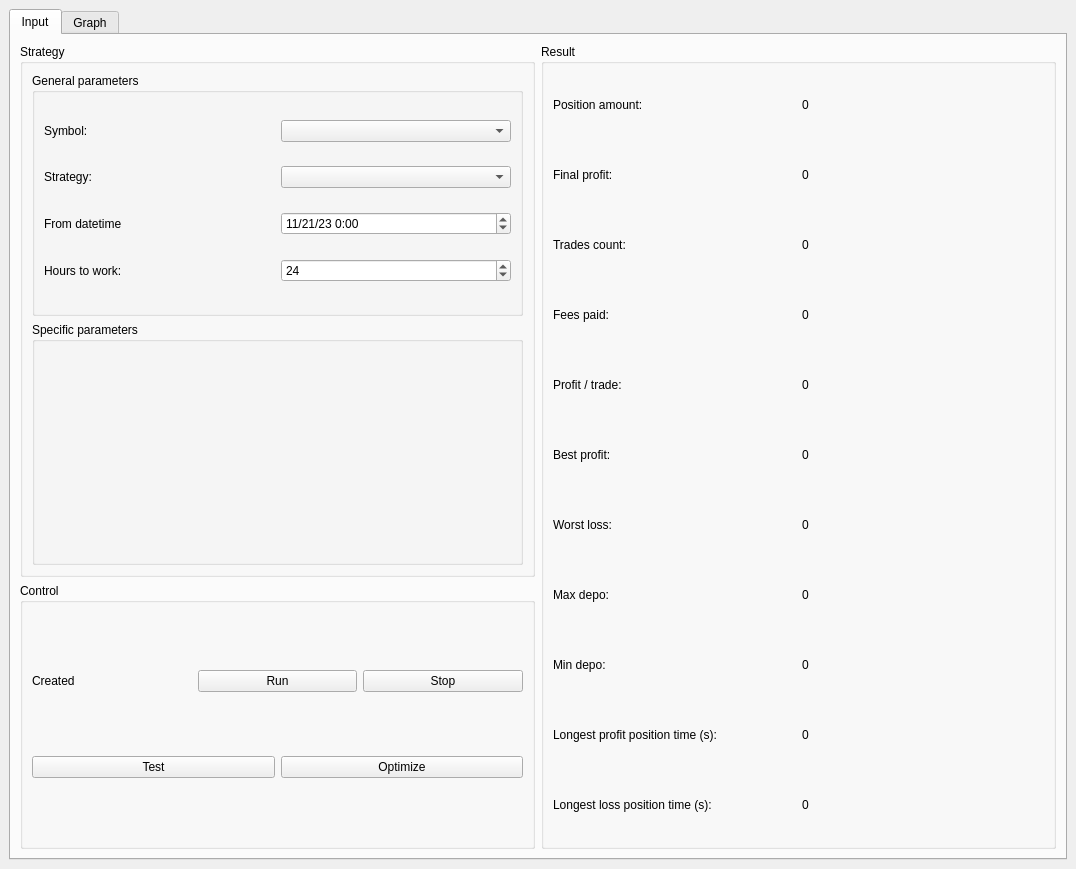
Old version of the form frontend/mainwindow.ui in the repository 84k491/crypto_cpp.
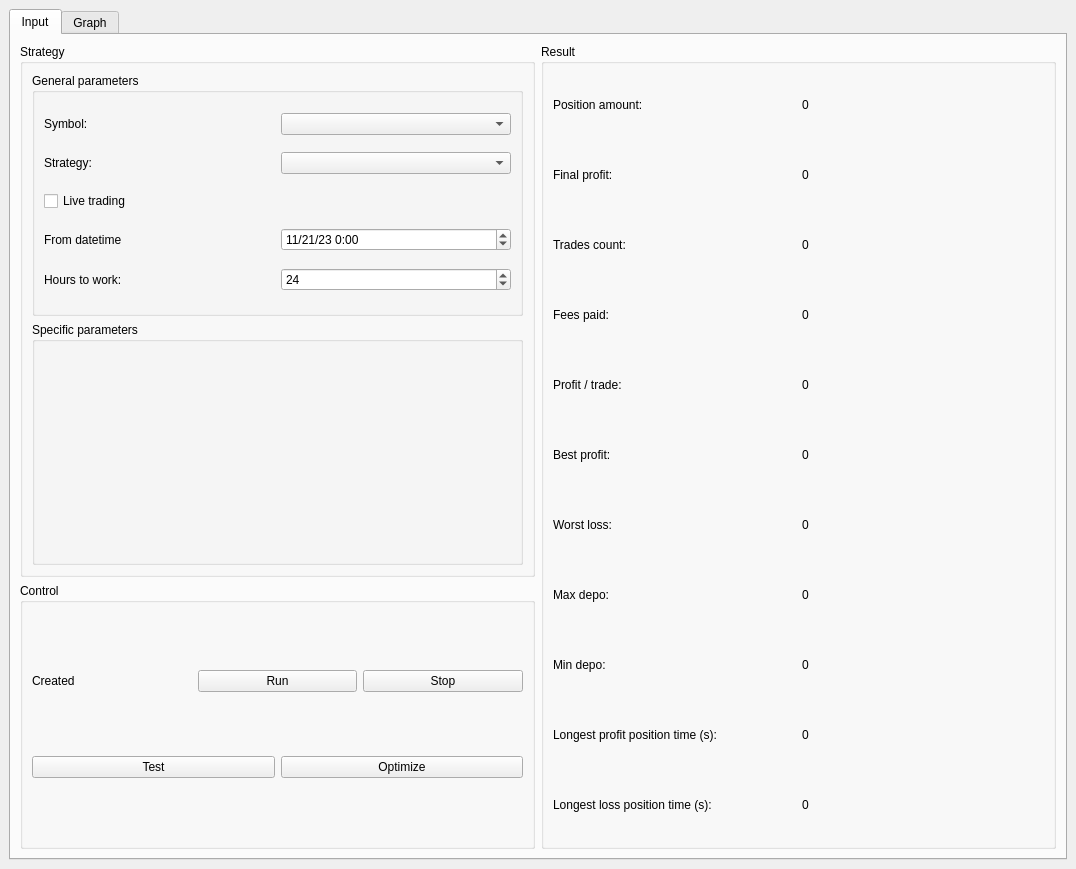
New version of the form.

Diff of the .ui file:
```diff
--- a/frontend/mainwindow.ui
+++ b/frontend/mainwindow.ui
@@ -77,6 +77,13 @@
                   </item>
                  </layout>
                 </item>
+                <item>
+                 <widget class="QCheckBox" name="cb_live">
+                  <property name="text">
+                   <string>Live trading</string>
+                  </property>
+                 </widget>
+                </item>
                 <item>
                  <layout class="QHBoxLayout" name="horizontalLayout_3">
                   <item>
```
